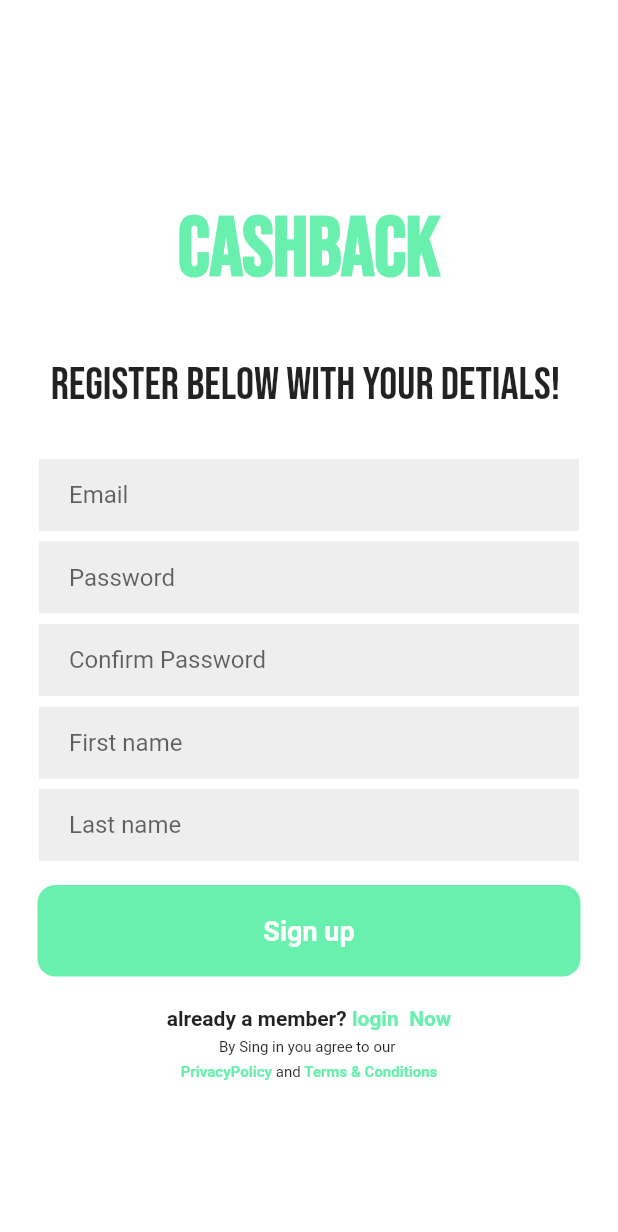
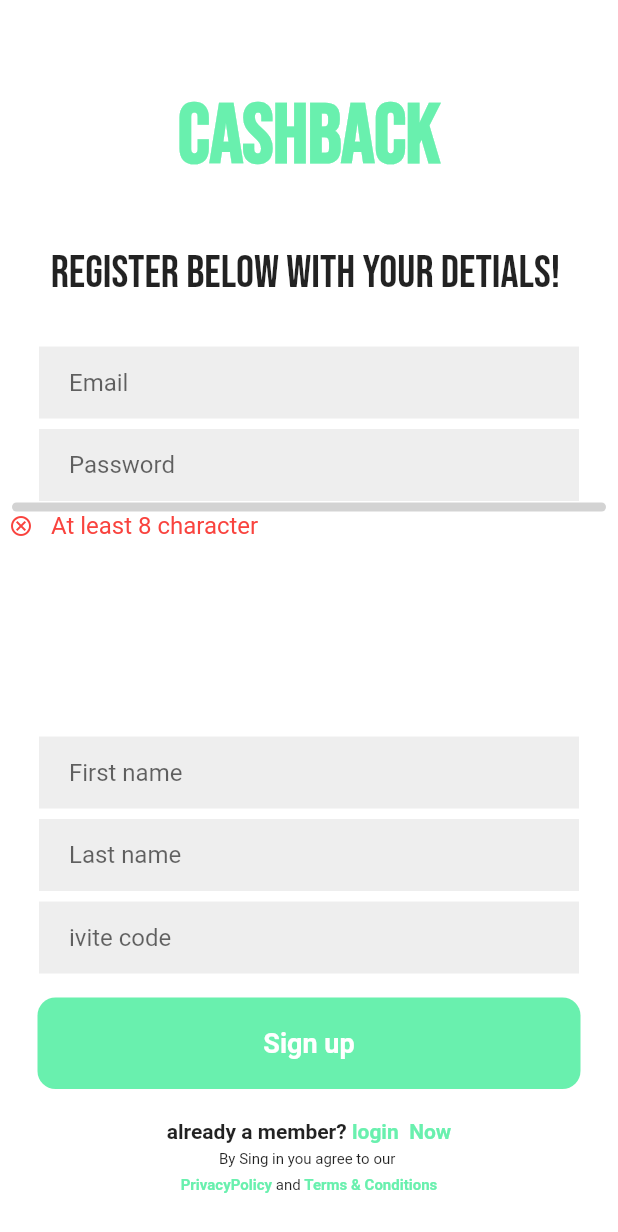
Before and after one commit to aboaram/cashback, a Flutter app: the RegisterPage screen opened directly with empty values, on a phone screen of 412 x 824 dp. Shown: the top 1232 px of the screen. Run offline on Flutter 3.47's test engine with Material 2 defaults, Android fonts, the phone set to English and light mode, and no system bars; drawn by our look-alikes of flutter_pw_validator; our stand-ins replace cloud_firestore, firebase_auth, firebase_core, flutter_spinkit, google_fonts, share_plus; accounts and stored records are empty.

Commit message:
edit register

```diff
--- a/lib/models/AppUser.dart
+++ b/lib/models/AppUser.dart
@@ -5,19 +5,23 @@ class Appuser {
 
 class UserData {
   final String firstname;
-  final String balance;
-  final String sid;
-  final String team;
-  final String vip;
+  final int balance;
+  final int sid;
+  final int vip;
   final String uid;
-  final String id;
+  final int id;
+  final String active;
+  final int invitecode;
+  final String refcode;
 
   UserData(
       {required this.firstname,
       required this.balance,
       required this.sid,
-      required this.team,
       required this.uid,
       required this.vip,
-      required this.id});
+      required this.id,
+      required this.active,
+      required this.invitecode,
+      required this.refcode});
 }
--- a/lib/pages/register_page.dart
+++ b/lib/pages/register_page.dart
@@ -1,7 +1,10 @@
+import 'dart:math';
+
 import 'package:cashback/service/database.dart';
 import 'package:firebase_auth/firebase_auth.dart';
 
 import 'package:flutter/material.dart';
+import 'package:flutter_pw_validator/flutter_pw_validator.dart';
 import 'package:google_fonts/google_fonts.dart';
 
 class RegisterPage extends StatefulWidget {
@@ -19,6 +22,7 @@ class _RegisterPageState extends State<RegisterPage> {
   final _confirmpasswordController = TextEditingController();
   final _firstNameController = TextEditingController();
   final _lastNameController = TextEditingController();
+  final _iviteCodeController = TextEditingController();
 
   @override
   //todo
@@ -28,13 +32,14 @@ class _RegisterPageState extends State<RegisterPage> {
     _confirmpasswordController.dispose();
     _firstNameController.dispose();
     _lastNameController.dispose();
+    _iviteCodeController.dispose();
     super.dispose();
   }
 
   Future signUp() async {
     //auth user
     try {
-      if (passwordConfirmed()) {
+      if (passwordConfirmed = true) {
         await FirebaseAuth.instance.createUserWithEmailAndPassword(
           email: _emailController.text.trim(),
           password: _passwordController.text.trim(),
@@ -44,15 +49,24 @@ class _RegisterPageState extends State<RegisterPage> {
                 email: _emailController.text.trim(),
                 password: _passwordController.text.trim());
         final user = UserCredential.user;
+        var rng = new Random();
+        var code = rng.nextInt(900000) + 100000;
+
+        var sog = new Random();
+        var invcode = sog.nextInt(900000) + 100000;
         await DatabaseService(uid: user!.uid).updateUserDettails(
-            _firstNameController.text.trim(),
-            _lastNameController.text.trim(),
-            _emailController.text.trim(),
-            '0',
-            '0',
-            'you dont have S yet',
-            '0',
-            'not active yet');
+          _firstNameController.text.trim(),
+          _lastNameController.text.trim(),
+          _emailController.text.trim(),
+          0,
+          0,
+          0000,
+          'You are Not active yet',
+          code,
+          invcode,
+          _iviteCodeController.text.trim(),
+        );
+
         //add user detils
 
         //  addUserDetails(
@@ -82,14 +96,15 @@ class _RegisterPageState extends State<RegisterPage> {
   //  });
   // }
 
-  bool passwordConfirmed() {
-    if (_passwordController.text.trim() ==
-        _confirmpasswordController.text.trim()) {
-      return true;
-    } else {
-      return false;
-    }
-  }
+  bool passwordConfirmed = true;
+  //{
+  //if (_passwordController.text.trim() ==
+  //  _confirmpasswordController.text.trim()) {
+  //return true;
+  //} else {
+  //return false;
+  //}
+  //}
 
   @override
   Widget build(BuildContext context) {
@@ -162,29 +177,17 @@ class _RegisterPageState extends State<RegisterPage> {
                     ),
                   ),
                 ),
-                // confirm password
-
-                SizedBox(height: 5),
-                Padding(
-                  padding: const EdgeInsets.symmetric(horizontal: 25.0),
-                  child: Container(
-                    decoration: BoxDecoration(
-                      color: Colors.grey[200],
-                      border: Border.all(color: Colors.white),
-                    ),
-                    child: Padding(
-                      padding: const EdgeInsets.only(left: 20.0),
-                      child: TextField(
-                        controller: _confirmpasswordController,
-                        obscureText: true,
-                        decoration: InputDecoration(
-                          border: InputBorder.none,
-                          hintText: 'Confirm Password',
-                        ),
-                      ),
-                    ),
-                  ),
-                ),
+                FlutterPwValidator(
+                    width: 400,
+                    height: 150,
+                    minLength: 8,
+                    onSuccess: () {
+                      passwordConfirmed = true;
+                    },
+                    onFail: () {
+                      passwordConfirmed = false;
+                    },
+                    controller: _passwordController),
                 //firstname
                 SizedBox(height: 5),
                 Padding(
@@ -227,6 +230,28 @@ class _RegisterPageState extends State<RegisterPage> {
                     ),
                   ),
                 ),
+
+                SizedBox(height: 5),
+                Padding(
+                  padding: const EdgeInsets.symmetric(horizontal: 25.0),
+                  child: Container(
+                    decoration: BoxDecoration(
+                      color: Colors.grey[200],
+                      border: Border.all(color: Colors.white),
+                    ),
+                    child: Padding(
+                      padding: const EdgeInsets.only(left: 20.0),
+                      child: TextField(
+                        controller: _iviteCodeController,
+                        decoration: InputDecoration(
+                          border: InputBorder.none,
+                          hintText: 'ivite code',
+                        ),
+                      ),
+                    ),
+                  ),
+                ),
+
                 SizedBox(height: 5),
 
                 ///sing  up button
--- a/pubspec.yaml
+++ b/pubspec.yaml
@@ -42,6 +42,10 @@ dependencies:
   url_launcher: ^6.1.5
   provider: ^6.0.3
   flutter_spinkit: ^5.1.0
+  share_plus: ^4.0.10+1
+  http: ^0.13.5
+  path_provider: ^2.0.11
+  flutter_pw_validator: ^1.4.2
 
 dev_dependencies:
   flutter_test:
```
Also changed, not shown: lib/pages/sub pages/invite_page.dart (added, +131 -0 lines), lib/service/database.dart (+29 -9 lines), lib/utility/buttons/my_button.dart (+8 -1 lines), lib/widget/user_card.dart (+12 -17 lines), pubspec.lock, 1 other file.
